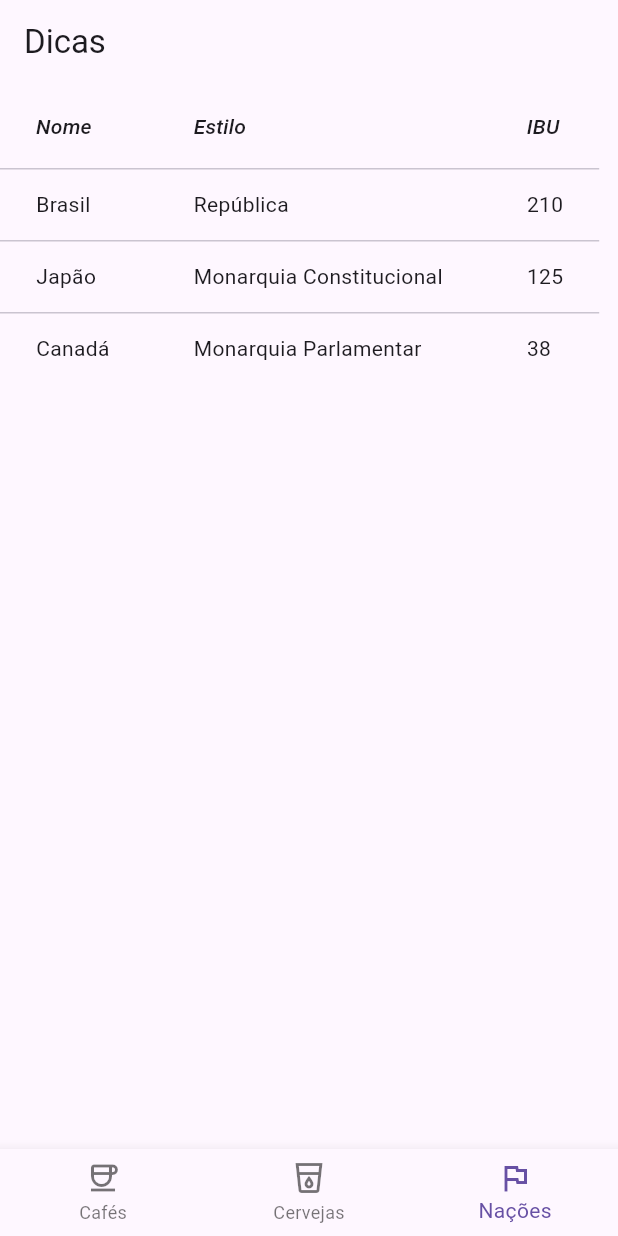
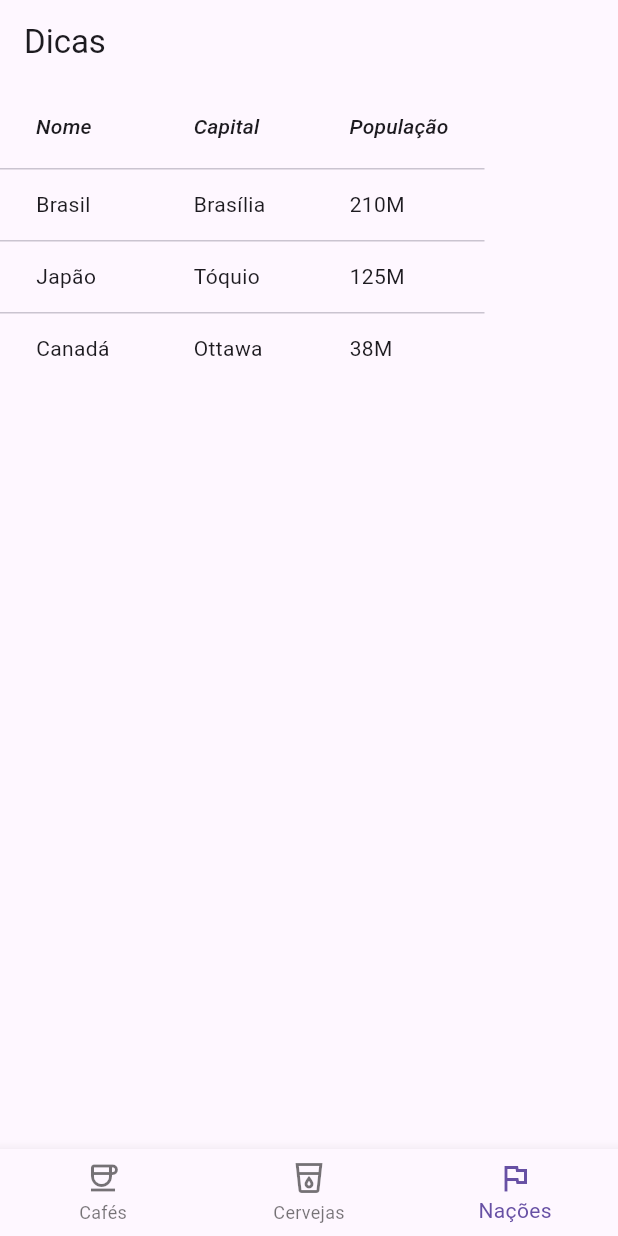
Before and after one commit to Diego-Axel/poo, a Flutter app: the screen it shows after launch, item 3 of the bottom bar chosen, on a phone screen of 412 x 824 dp. Run offline on Flutter 3.47's test engine with Material 3 defaults, Android fonts, the phone set to English and light mode, and no system bars; our stand-ins replace flutter_hooks.

Commit message:
RECEITA 06 EXERCICIO 03

```diff
--- a/lib/main.dart
+++ b/lib/main.dart
@@ -1,8 +1,26 @@
 import 'package:flutter/material.dart';
 import 'package:flutter_hooks/flutter_hooks.dart';
 
+class TableConfig {
+  final List<Map<String, String>> data;
+  final List<String> columnNames;
+  final List<String> propertyNames;
+
+  TableConfig({
+    required this.data,
+    required this.columnNames,
+    required this.propertyNames,
+  });
+}
+
 class DataService {
-  final ValueNotifier<List> tableStateNotifier = ValueNotifier([]);
+  final ValueNotifier<TableConfig> tableStateNotifier = ValueNotifier(
+    TableConfig(
+      data: [],
+      columnNames: ["Nome", "Estilo", "IBU"],
+      propertyNames: ["name", "style", "ibu"],
+    ),
+  );
 
   final Map<int, Function> carregadores = {};
 
@@ -17,43 +35,52 @@ class DataService {
   }
 
   void carregarCervejas() {
-    tableStateNotifier.value = [
+    tableStateNotifier.value = TableConfig(
+      data: [
         {"name": "La Fin Du Monde", "style": "Bock", "ibu": "65"},
         {"name": "Sapporo Premiume", "style": "Sour Ale", "ibu": "54"},
         {"name": "Duvel", "style": "Pilsner", "ibu": "82"}
-    ];
+      ],
+      columnNames: ["Nome", "Estilo", "IBU"],
+      propertyNames: ["name", "style", "ibu"],
+    );
   }
 
   void carregarCafes() {
-    tableStateNotifier.value = [
-      {"name": "Café do Cerrado", "style": "Arábica", "ibu": "35"},
-      {"name": "Blue Mountain", "style": "Gourmet", "ibu": "20"},
-      {"name": "Kopi Luwak", "style": "Exótico", "ibu": "25"}
-    ];
+    tableStateNotifier.value = TableConfig(
+      data: [
+        {"name": "Café do Cerrado", "region": "Minas Gerais", "rating": "4.5"},
+        {"name": "Blue Mountain", "region": "Jamaica", "rating": "4.8"},
+        {"name": "Kopi Luwak", "region": "Indonésia", "rating": "4.2"}
+      ],
+      columnNames: ["Nome", "Região", "Avaliação"],
+      propertyNames: ["name", "region", "rating"],
+    );
   }
 
   void carregarNacoes() {
-    tableStateNotifier.value = [
-      {"name": "Brasil", "style": "República", "ibu": "210"},
-      {"name": "Japão", "style": "Monarquia Constitucional", "ibu": "125"},
-      {"name": "Canadá", "style": "Monarquia Parlamentar", "ibu": "38"}
-    ];
+    tableStateNotifier.value = TableConfig(
+      data: [
+        {"name": "Brasil", "capital": "Brasília", "population": "210M"},
+        {"name": "Japão", "capital": "Tóquio", "population": "125M"},
+        {"name": "Canadá", "capital": "Ottawa", "population": "38M"}
+      ],
+      columnNames: ["Nome", "Capital", "População"],
+      propertyNames: ["name", "capital", "population"],
+    );
   }
 }
 
 final dataService = DataService();
 
 void main() {
-  MyApp app = MyApp();
-  runApp(app);
+  runApp(MyApp());
 }
 
 class NewNavBar extends HookWidget {
-  var itemSelectedCallback;
+  final Function(int)? itemSelectedCallback;
 
-  NewNavBar({this.itemSelectedCallback}) {
-    itemSelectedCallback ??= (_) {};
-  }
+  NewNavBar({this.itemSelectedCallback});
 
   @override
   Widget build(BuildContext context) {
@@ -62,7 +89,7 @@ class NewNavBar extends HookWidget {
     return BottomNavigationBar(
       onTap: (index) {
         state.value = index;
-          itemSelectedCallback(index);
+        itemSelectedCallback?.call(index);
       },
       currentIndex: state.value,
       items: const [
@@ -71,10 +98,15 @@ class NewNavBar extends HookWidget {
           icon: Icon(Icons.coffee_outlined),
         ),
         BottomNavigationBarItem(
-              label: "Cervejas", icon: Icon(Icons.local_drink_outlined)),
+          label: "Cervejas",
+          icon: Icon(Icons.local_drink_outlined),
+        ),
         BottomNavigationBarItem(
-              label: "Nações", icon: Icon(Icons.flag_outlined))
-        ]);
+          label: "Nações",
+          icon: Icon(Icons.flag_outlined),
+        ),
+      ],
+    );
   }
 }
 
@@ -88,44 +120,64 @@ class MyApp extends StatelessWidget {
         appBar: AppBar(
           title: const Text("Dicas"),
         ),
-          body: ValueListenableBuilder(
+        body: ValueListenableBuilder<TableConfig>(
           valueListenable: dataService.tableStateNotifier,
           builder: (_, value, __) {
             return DataTableWidget(
-                    jsonObjects: value,
-                    propertyNames: ["name", "style", "ibu"],
-                    columnNames: ["Nome", "Estilo", "IBU"]);
-              }),
-          bottomNavigationBar:
-              NewNavBar(itemSelectedCallback: dataService.carregar),
-        ));
+              jsonObjects: value.data,
+              columnNames: value.columnNames,
+              propertyNames: value.propertyNames,
+            );
+          },
+        ),
+        bottomNavigationBar: NewNavBar(itemSelectedCallback: dataService.carregar),
+      ),
+    );
   }
 }
 
 class DataTableWidget extends StatelessWidget {
-  final List jsonObjects;
+  final List<Map<String, String>> jsonObjects;
   final List<String> columnNames;
   final List<String> propertyNames;
 
-  DataTableWidget(
-      {this.jsonObjects = const [],
+  const DataTableWidget({
+    this.jsonObjects = const [],
     this.columnNames = const ["Nome", "Estilo", "IBU"],
-      this.propertyNames = const ["name", "style", "ibu"]});
+    this.propertyNames = const ["name", "style", "ibu"],
+  });
 
   @override
   Widget build(BuildContext context) {
-    return DataTable(
+    return SingleChildScrollView(
+      scrollDirection: Axis.vertical,
+      child: DataTable(
         columns: columnNames
-            .map((name) => DataColumn(
+            .map(
+              (name) => DataColumn(
                 label: Expanded(
-                        child: Text(name,
-                            style: TextStyle(fontStyle: FontStyle.italic)))))
+                  child: Text(
+                    name,
+                    style: TextStyle(fontStyle: FontStyle.italic),
+                  ),
+                ),
+              ),
+            )
             .toList(),
         rows: jsonObjects
-            .map((obj) => DataRow(
+            .map(
+              (obj) => DataRow(
                 cells: propertyNames
-                        .map((propName) => DataCell(Text(obj[propName])))
-                        .toList()))
-            .toList());
+                    .map(
+                      (propName) => DataCell(
+                        Text(obj[propName] ?? ""),
+                      ),
+                    )
+                    .toList(),
+              ),
+            )
+            .toList(),
+      ),
+    );
   }
 }
```
Lines whose indentation alone changed are shown as unchanged.
